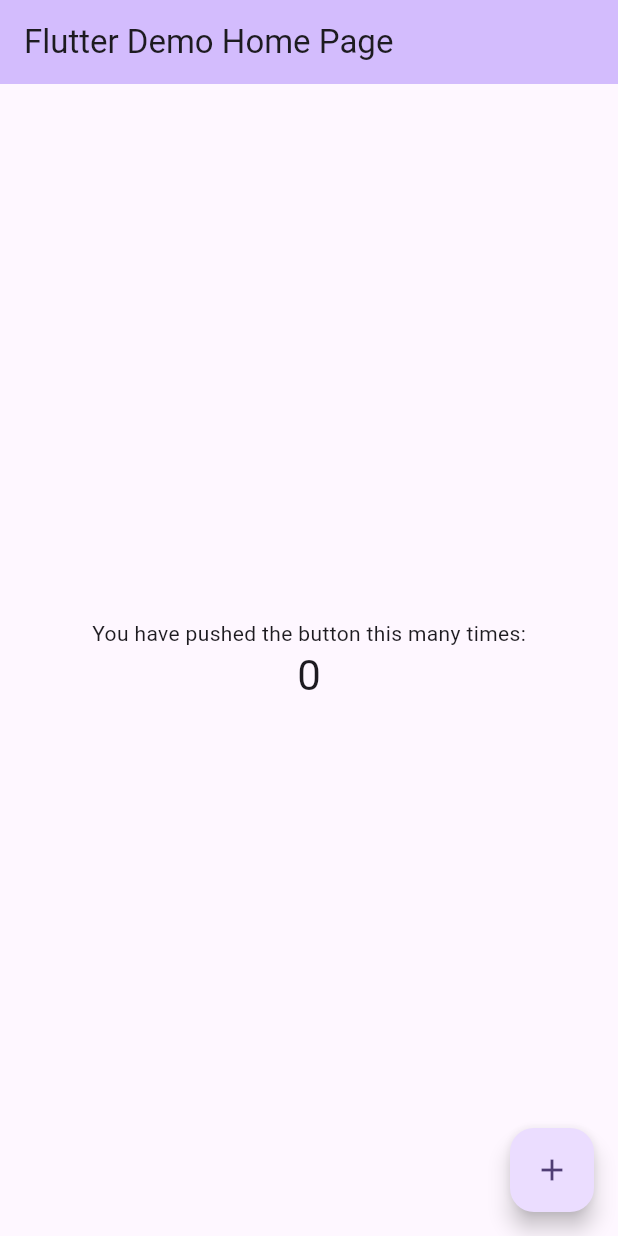
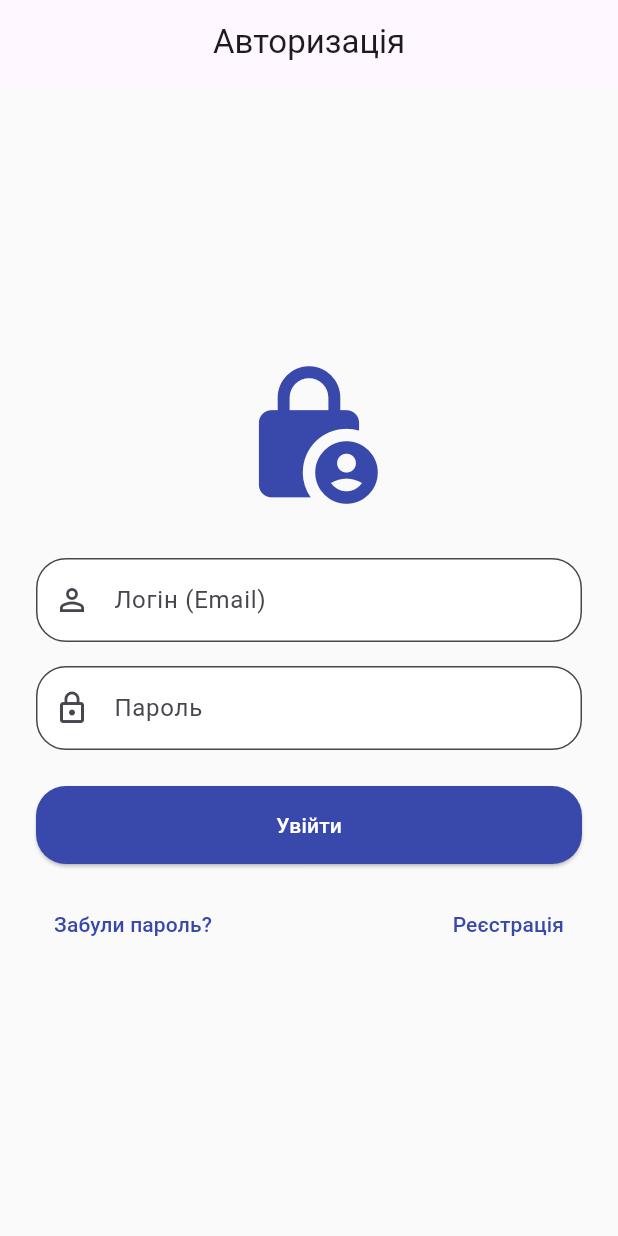
Before and after one commit to darkaaasrg/labka8, a Flutter app: the screen it shows after launch, on a phone screen of 412 x 824 dp. Run offline on Flutter 3.47's test engine with Material 3 defaults, Android fonts, the light colour scheme and no system bars.

Commit message:
new changes

```diff
--- a/lib/main.dart
+++ b/lib/main.dart
@@ -1,122 +1,91 @@
 import 'package:flutter/material.dart';
 
+import '/widgets/login_screen.dart';
+import '/widgets/register_screen.dart';
+import '/widgets/password_recovery_screen.dart';
+
 void main() {
-  runApp(const MyApp());
+  runApp(const AuthApp());
 }
 
-class MyApp extends StatelessWidget {
-  const MyApp({super.key});
+class AuthApp extends StatelessWidget {
+  const AuthApp({Key? key}) : super(key: key);
 
-  // This widget is the root of your application.
   @override
   Widget build(BuildContext context) {
     return MaterialApp(
-      title: 'Flutter Demo',
+      title: 'Flutter Auth UI',
+      debugShowCheckedModeBanner: false,
+
       theme: ThemeData(
-        // This is the theme of your application.
-        //
-        // TRY THIS: Try running your application with "flutter run". You'll see
-        // the application has a purple toolbar. Then, without quitting the app,
-        // try changing the seedColor in the colorScheme below to Colors.green
-        // and then invoke "hot reload" (save your changes or press the "hot
-        // reload" button in a Flutter-supported IDE, or press "r" if you used
-        // the command line to start the app).
-        //
-        // Notice that the counter didn't reset back to zero; the application
-        // state is not lost during the reload. To reset the state, use hot
-        // restart instead.
-        //
-        // This works for code too, not just values: Most code changes can be
-        // tested with just a hot reload.
-        colorScheme: ColorScheme.fromSeed(seedColor: Colors.deepPurple),
+        primarySwatch: Colors.indigo,
+        primaryColor: const Color(0xFF3949AB),
+        scaffoldBackgroundColor: Colors.grey[50],
+
+        inputDecorationTheme: InputDecorationTheme(
+          border: OutlineInputBorder(
+            borderRadius: BorderRadius.circular(20.0),
+          ),
+          focusedBorder: OutlineInputBorder(
+            borderRadius: BorderRadius.circular(20.0),
+            borderSide: const BorderSide(color: Color(0xFF3949AB), width: 2.0),
+          ),
+          filled: true,
+          fillColor: Colors.white,
+        ),
+
+        elevatedButtonTheme: ElevatedButtonThemeData(
+          style: ElevatedButton.styleFrom(
+            backgroundColor: const Color(0xFF3949AB), // Фон
+            foregroundColor: Colors.white, // Текст
+            padding: const EdgeInsets.symmetric(vertical: 16.0),
+            shape: RoundedRectangleBorder(
+              borderRadius: BorderRadius.circular(20.0),
+            ),
+          ),
+        ),
+
+        outlinedButtonTheme: OutlinedButtonThemeData(
+          style: OutlinedButton.styleFrom(
+            foregroundColor: const Color(0xFF3949AB),
+            side: const BorderSide(color: Color(0xFF3949AB), width: 1.5),
+            padding: const EdgeInsets.symmetric(vertical: 16.0),
+            shape: RoundedRectangleBorder(
+              borderRadius: BorderRadius.circular(20.0),
+            ),
+          ),
+        ),
+
+        textButtonTheme: TextButtonThemeData(
+          style: TextButton.styleFrom(
+            foregroundColor: const Color(0xFF3949AB),
+          ),
+        ),
+
+        dialogTheme: DialogThemeData(
+          backgroundColor: Colors.white,
+          shape: RoundedRectangleBorder(
+            borderRadius: BorderRadius.circular(20.0),
+          ),
+          titleTextStyle: const TextStyle(
+            fontSize: 20.0,
+            fontWeight: FontWeight.bold,
+            color: Colors.black87,
+          ),
+          contentTextStyle: TextStyle(
+            fontSize: 16.0,
+            color: Colors.grey[700],
+          ),
+        ),
       ),
-      home: const MyHomePage(title: 'Flutter Demo Home Page'),
+
+      initialRoute: '/login',
+
+      routes: {
+        '/login': (context) => const LoginScreen(),
+        '/register': (context) => const RegisterScreen(),
+        '/recovery': (context) => const PasswordRecoveryScreen(),
+      },
     );
   }
 }
-
-class MyHomePage extends StatefulWidget {
-  const MyHomePage({super.key, required this.title});
-
-  // This widget is the home page of your application. It is stateful, meaning
-  // that it has a State object (defined below) that contains fields that affect
-  // how it looks.
-
-  // This class is the configuration for the state. It holds the values (in this
-  // case the title) provided by the parent (in this case the App widget) and
-  // used by the build method of the State. Fields in a Widget subclass are
-  // always marked "final".
-
-  final String title;
-
-  @override
-  State<MyHomePage> createState() => _MyHomePageState();
-}
-
-class _MyHomePageState extends State<MyHomePage> {
-  int _counter = 0;
-
-  void _incrementCounter() {
-    setState(() {
-      // This call to setState tells the Flutter framework that something has
-      // changed in this State, which causes it to rerun the build method below
-      // so that the display can reflect the updated values. If we changed
-      // _counter without calling setState(), then the build method would not be
-      // called again, and so nothing would appear to happen.
-      _counter++;
-    });
-  }
-
-  @override
-  Widget build(BuildContext context) {
-    // This method is rerun every time setState is called, for instance as done
-    // by the _incrementCounter method above.
-    //
-    // The Flutter framework has been optimized to make rerunning build methods
-    // fast, so that you can just rebuild anything that needs updating rather
-    // than having to individually change instances of widgets.
-    return Scaffold(
-      appBar: AppBar(
-        // TRY THIS: Try changing the color here to a specific color (to
-        // Colors.amber, perhaps?) and trigger a hot reload to see the AppBar
-        // change color while the other colors stay the same.
-        backgroundColor: Theme.of(context).colorScheme.inversePrimary,
-        // Here we take the value from the MyHomePage object that was created by
-        // the App.build method, and use it to set our appbar title.
-        title: Text(widget.title),
-      ),
-      body: Center(
-        // Center is a layout widget. It takes a single child and positions it
-        // in the middle of the parent.
-        child: Column(
-          // Column is also a layout widget. It takes a list of children and
-          // arranges them vertically. By default, it sizes itself to fit its
-          // children horizontally, and tries to be as tall as its parent.
-          //
-          // Column has various properties to control how it sizes itself and
-          // how it positions its children. Here we use mainAxisAlignment to
-          // center the children vertically; the main axis here is the vertical
-          // axis because Columns are vertical (the cross axis would be
-          // horizontal).
-          //
-          // TRY THIS: Invoke "debug painting" (choose the "Toggle Debug Paint"
-          // action in the IDE, or press "p" in the console), to see the
-          // wireframe for each widget.
-          mainAxisAlignment: MainAxisAlignment.center,
-          children: <Widget>[
-            const Text('You have pushed the button this many times:'),
-            Text(
-              '$_counter',
-              style: Theme.of(context).textTheme.headlineMedium,
-            ),
-          ],
-        ),
-      ),
-      floatingActionButton: FloatingActionButton(
-        onPressed: _incrementCounter,
-        tooltip: 'Increment',
-        child: const Icon(Icons.add),
-      ), // This trailing comma makes auto-formatting nicer for build methods.
-    );
-  }
-}
--- /dev/null
+++ b/lib/widgets/login_screen.dart
@@ -0,0 +1,106 @@
+import 'package:flutter/material.dart';
+
+class LoginScreen extends StatelessWidget {
+  const LoginScreen({Key? key}) : super(key: key);
+
+  @override
+  Widget build(BuildContext context) {
+    final TextEditingController loginController = TextEditingController();
+    final TextEditingController passwordController = TextEditingController();
+
+    return Scaffold(
+      appBar: AppBar(
+        title: const Text('Авторизація'),
+        automaticallyImplyLeading: false,
+        centerTitle: true,
+      ),
+      body: Center(
+        child: SingleChildScrollView(
+          padding: const EdgeInsets.all(24.0),
+          child: Column(
+            mainAxisAlignment: MainAxisAlignment.center,
+            crossAxisAlignment: CrossAxisAlignment.stretch,
+            children: [
+              Icon(Icons.lock_person, size: 100, color: Theme.of(context).primaryColor),
+              const SizedBox(height: 32.0),
+
+              TextField(
+                controller: loginController,
+                decoration: const InputDecoration(
+                  labelText: 'Логін (Email)',
+                  prefixIcon: Icon(Icons.person_outline),
+                ),
+                keyboardType: TextInputType.emailAddress,
+              ),
+              const SizedBox(height: 16.0),
+
+              TextField(
+                controller: passwordController,
+                decoration: const InputDecoration(
+                  labelText: 'Пароль',
+                  prefixIcon: Icon(Icons.lock_outline),
+                ),
+                obscureText: true,
+              ),
+              const SizedBox(height: 24.0),
+
+              ElevatedButton(
+                onPressed: () {
+                  if (loginController.text.isEmpty || passwordController.text.isEmpty) {
+                    showDialog(
+                      context: context,
+                      builder: (BuildContext ctx) {
+                        return AlertDialog(
+                          title: Text('Помилка'),
+                          content: Text('Будь ласка, заповніть усі поля.'),
+                          actions: [
+                            TextButton(
+                              onPressed: () {
+                                Navigator.of(ctx).pop();
+                              },
+                              child: const Text('OK'),
+                            ),
+                          ],
+                        );
+                      },
+                    );
+                  } else {
+                    showDialog(
+                      context: context,
+                      builder: (BuildContext ctx) {
+                        return const AlertDialog(
+                          title: Text('Успіх'),
+                          content: Text('Вхід виконано.'),
+                        );
+                      },
+                    );
+                  }
+                },
+                child: const Text('Увійти'),
+              ),
+              const SizedBox(height: 16.0),
+
+              Row(
+                mainAxisAlignment: MainAxisAlignment.spaceBetween,
+                children: [
+                  TextButton(
+                    child: const Text('Забули пароль?'),
+                    onPressed: () {
+                      Navigator.pushNamed(context, '/recovery');
+                    },
+                  ),
+                  TextButton(
+                    child: const Text('Реєстрація'),
+                    onPressed: () {
+                      Navigator.pushNamed(context, '/register');
+                    },
+                  ),
+                ],
+              ),
+            ],
+          ),
+        ),
+      ),
+    );
+  }
+}
```
Also changed, not shown: lib/widgets/password_recovery_screen.dart (added, +93 -0 lines), lib/widgets/register_screen.dart (added, +115 -0 lines), widget/LoginScreen.dart (deleted, +0 -38 lines), widget/RegisterScreen.dart (deleted), widget/passRecoveryScreen.dart (deleted), 1 other file.
